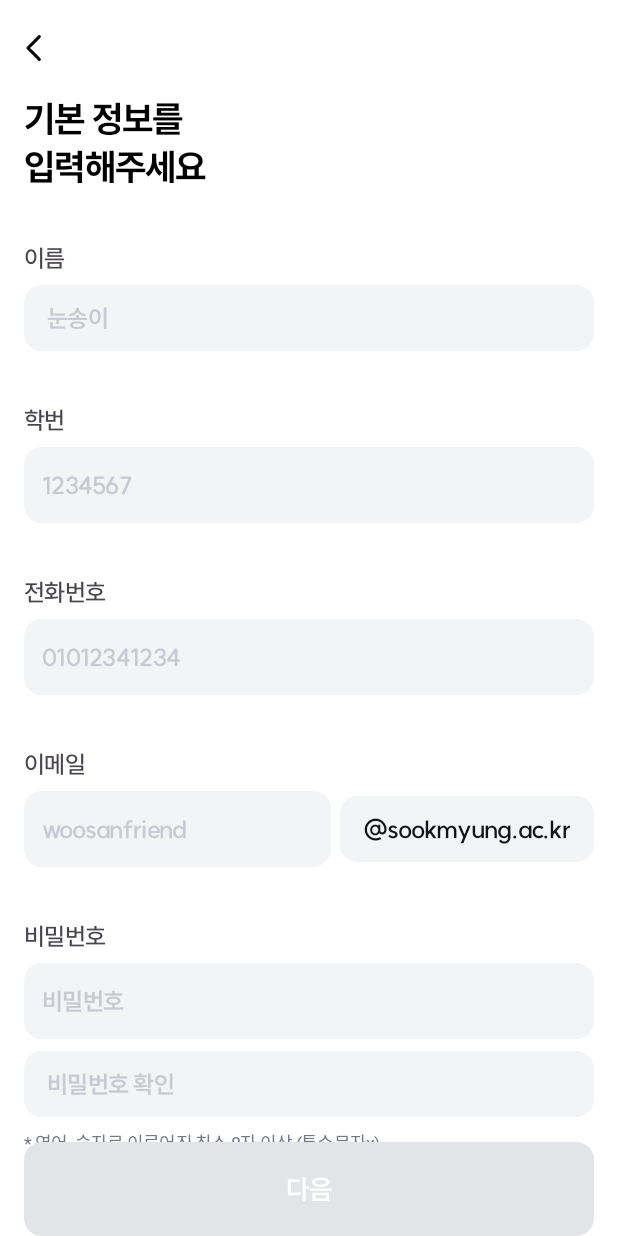
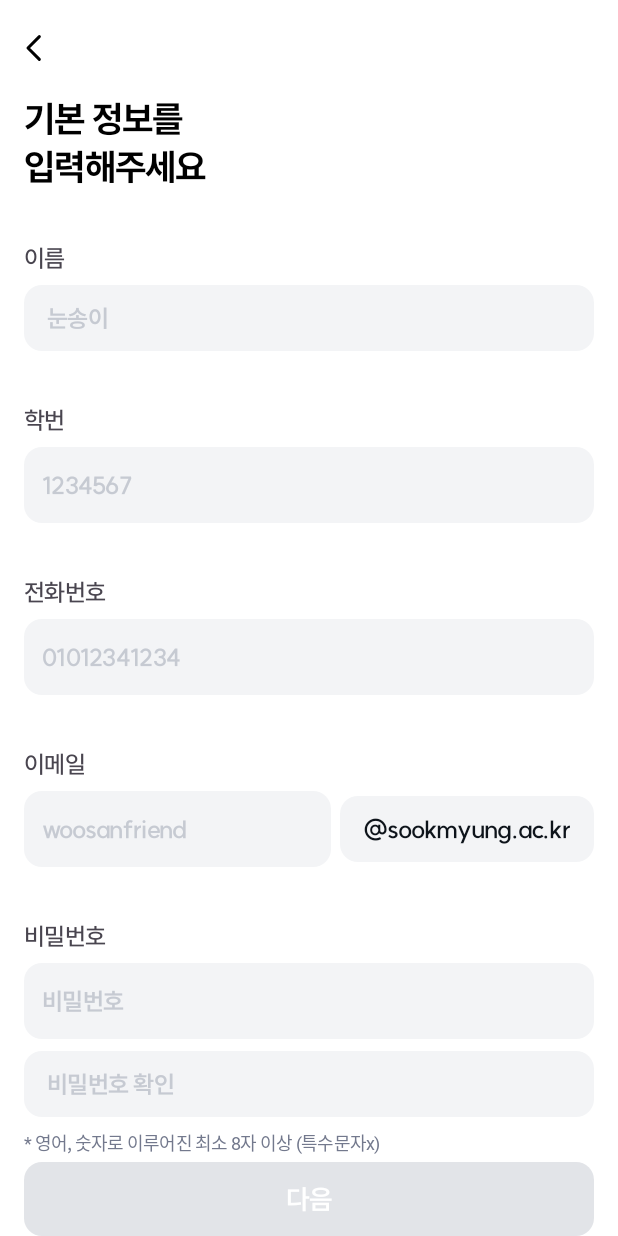
Before and after one commit to Team-UmbrellaFriend/UmbrellaFriend-Android, an Android app: the fragment JoinInfoFragment placed in its activity, on a phone screen of 412 x 824 dp. Run offline under Robolectric (Android 15) with nearby library versions, the phone set to English and light mode, and no system bars; our stand-ins replace Dagger/Hilt's generated code, Timber, data binding; libraries missing offline, so code that uses them is left out: com.google.mlkit.vision, com.jakewharton.retrofit2; 1 statement that could not run was skipped.

Commit message:
#7 [chore] 속성 수정

```diff
--- a/app/src/main/res/layout/activity_login.xml
+++ b/app/src/main/res/layout/activity_login.xml
@@ -52,8 +52,7 @@
             android:paddingVertical="15dp"
             android:textColor="@color/gray_1100"
             android:textColorHint="@color/gray_400"
-            app:layout_constraintTop_toBottomOf="@id/tv_login_info_title"
-            app:layout_marginTop="24dp" />
+            app:layout_constraintTop_toBottomOf="@id/tv_login_info_title" />
 
         <EditText
             android:id="@+id/et_login_info_password"
@@ -77,7 +76,7 @@
             style="@style/Subtitle1"
             android:layout_width="match_parent"
             android:layout_height="wrap_content"
-            android:layout_marginHorizontal="16dp"
+            android:layout_marginHorizontal="13dp"
             android:layout_marginTop="48dp"
             android:background="@{vm.isLoginAvailable ? @drawable/shape_mainblue_fill_12_rect : @drawable/shape_gray300_fill_12_rect}"
             android:clickable="@{vm.isLoginAvailable}"
--- a/app/src/main/res/layout/fragment_join_info.xml
+++ b/app/src/main/res/layout/fragment_join_info.xml
@@ -229,7 +229,7 @@
             android:layout_marginHorizontal="16dp"
             android:background="@{vm.isJoin ? @drawable/shape_mainblue_fill_12_rect : @drawable/shape_gray300_fill_12_rect}"
             android:clickable="@{vm.isJoin}"
-            android:paddingVertical="20dp"
+            android:paddingVertical="13dp"
             android:stateListAnimator="@null"
             android:text="다음"
             android:textColor="@color/white"
```
